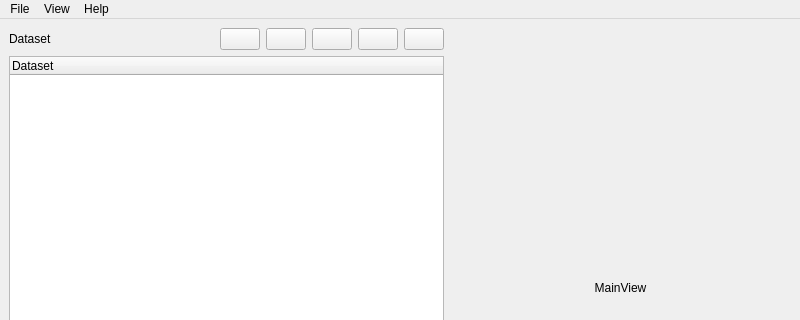
Before: the Qt Designer form mainwindow.ui in Cyril-Meyer/DeepSCEM, drawn with Qt 5; both pictures show x 0 to 800 and y 0 to 320 of the 800 by 600 pixel window.
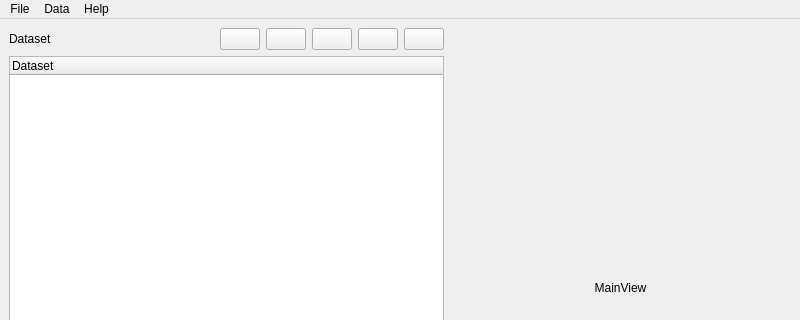
After: the same form once the commit is applied. Icons and pictures are not drawn. Custom widgets are drawn as their Qt base class.

Diff of the .ui file:
```diff
--- a/mainwindow.ui
+++ b/mainwindow.ui
@@ -328,19 +328,23 @@
     <addaction name="actionNew_model"/>
     <addaction name="actionLoad_model"/>
    </widget>
-   <widget class="QMenu" name="menuView">
-    <property name="title">
-     <string>View</string>
-    </property>
-   </widget>
    <widget class="QMenu" name="menuHelp">
     <property name="title">
      <string>Help</string>
     </property>
     <addaction name="actionAbout"/>
+    <addaction name="actionAbout_Qt"/>
+   </widget>
+   <widget class="QMenu" name="menuData">
+    <property name="title">
+     <string>Data</string>
+    </property>
+    <addaction name="actionAdd_sample"/>
+    <addaction name="actionRemove_sample"/>
+    <addaction name="actionEvaluate"/>
    </widget>
    <addaction name="menuFile"/>
-   <addaction name="menuView"/>
+   <addaction name="menuData"/>
    <addaction name="menuHelp"/>
   </widget>
   <widget class="QStatusBar" name="statusbar"/>
```
Left out of the diff: 119 changed lines with no effect on the pictures.
